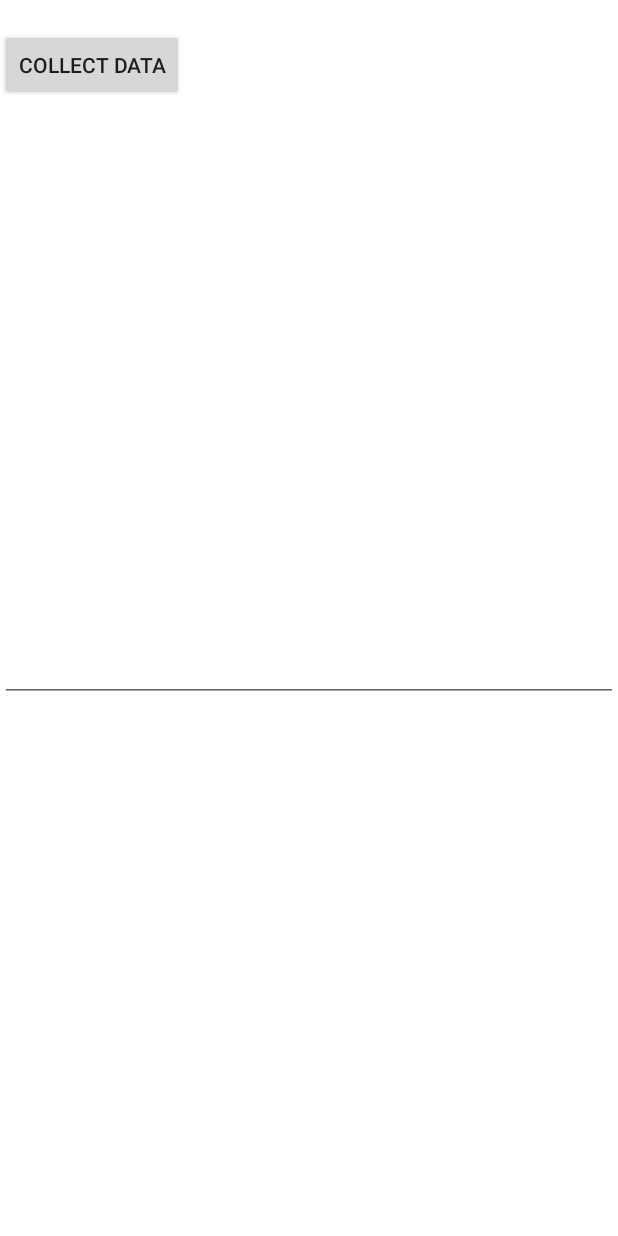
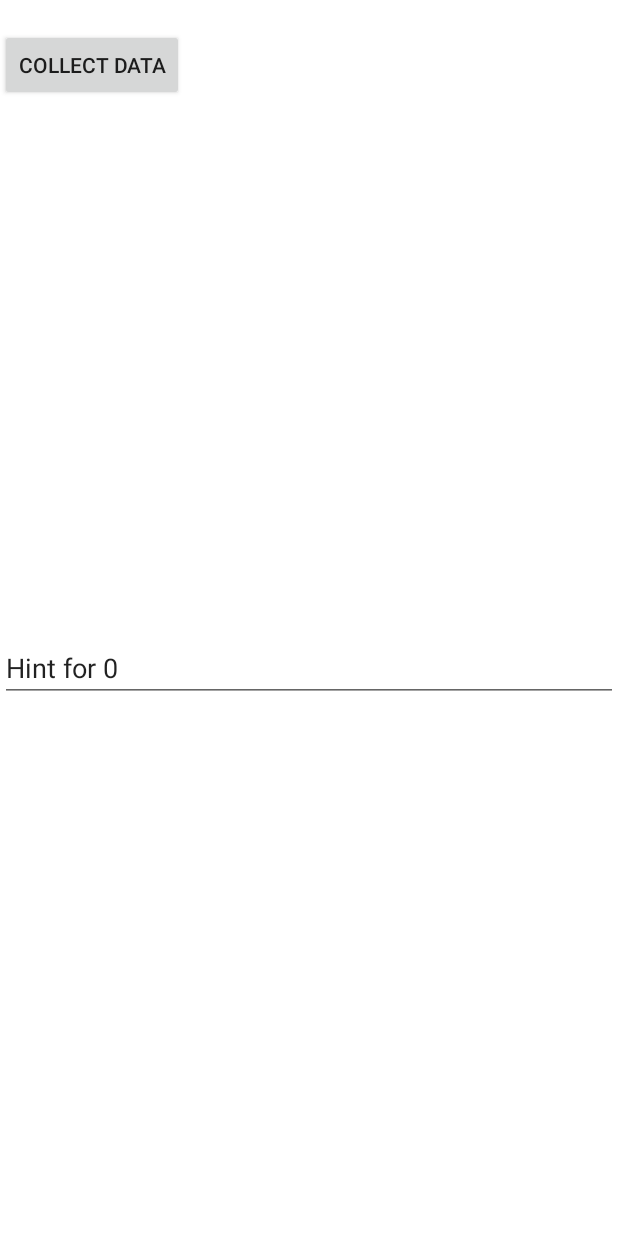
Before and after one commit to kid9591/PlayGround, an Android app: the screen it shows after launch (MainActivity), on a phone screen of 412 x 824 dp. Run offline under Robolectric (Android 15) with nearby library versions, the light colour scheme and no system bars; our stand-ins replace data binding.

Commit message:
Commit thiếu

```diff
--- a/app/src/main/res/layout/fragment_form_page.xml
+++ b/app/src/main/res/layout/fragment_form_page.xml
@@ -24,7 +24,7 @@
 
         <com.google.android.material.textfield.TextInputEditText
             android:id="@+id/text_input"
-            android:text="@={viewmodel.pagesLiveData.get(position).text}"
+            android:text="@={pageLiveData.text}"
             android:layout_width="match_parent"
             android:layout_height="wrap_content" />
 
```
